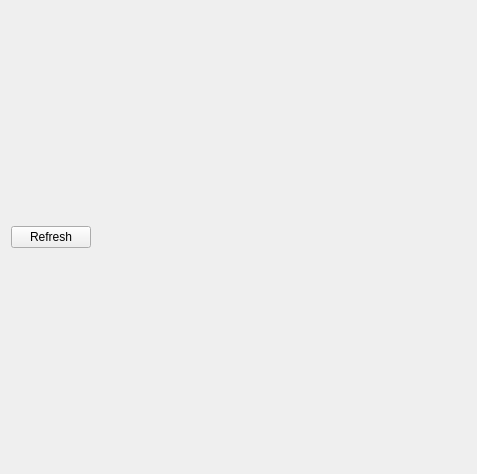
This is GUI/View/cbcregisterstab.ui in tristandupree/Ph2_ACF as Qt 5 draws it before an edit. The edited form follows.
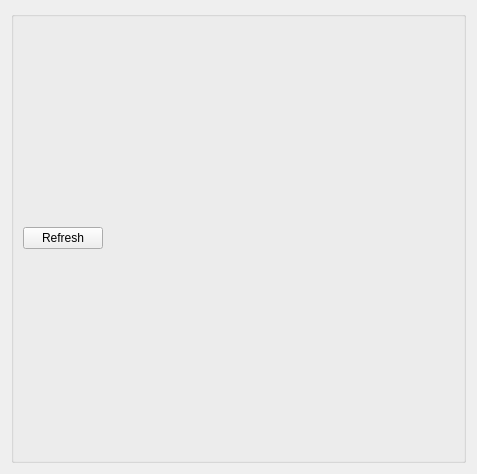
This is the edited form.

```diff
--- a/GUI/View/cbcregisterstab.ui
+++ b/GUI/View/cbcregisterstab.ui
@@ -20,6 +20,12 @@
    <item>
     <layout class="QHBoxLayout" name="loButtons">
      <item>
+      <widget class="QGroupBox" name="groupBox">
+       <property name="title">
+        <string/>
+       </property>
+       <layout class="QHBoxLayout" name="horizontalLayout">
+        <item>
       <widget class="QPushButton" name="pushButton">
        <property name="text">
         <string>Refresh</string>
@@ -38,6 +44,9 @@
         </size>
        </property>
       </spacer>
+        </item>
+       </layout>
+      </widget>
      </item>
     </layout>
    </item>
```
Lines whose indentation alone changed are shown as unchanged.
